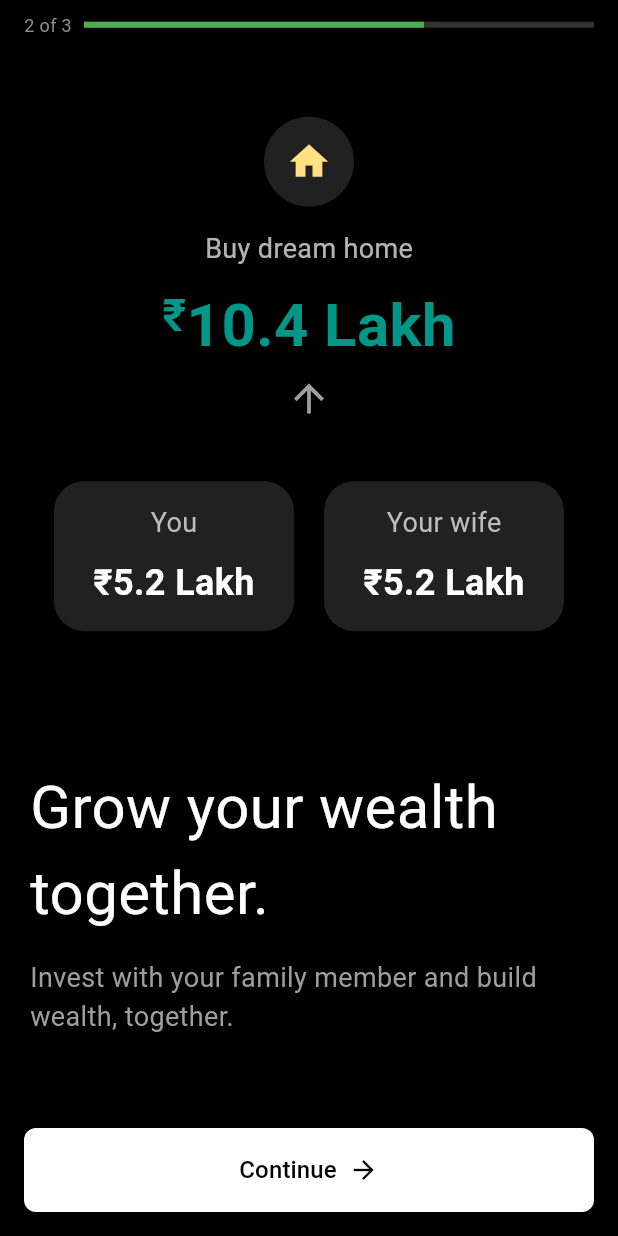
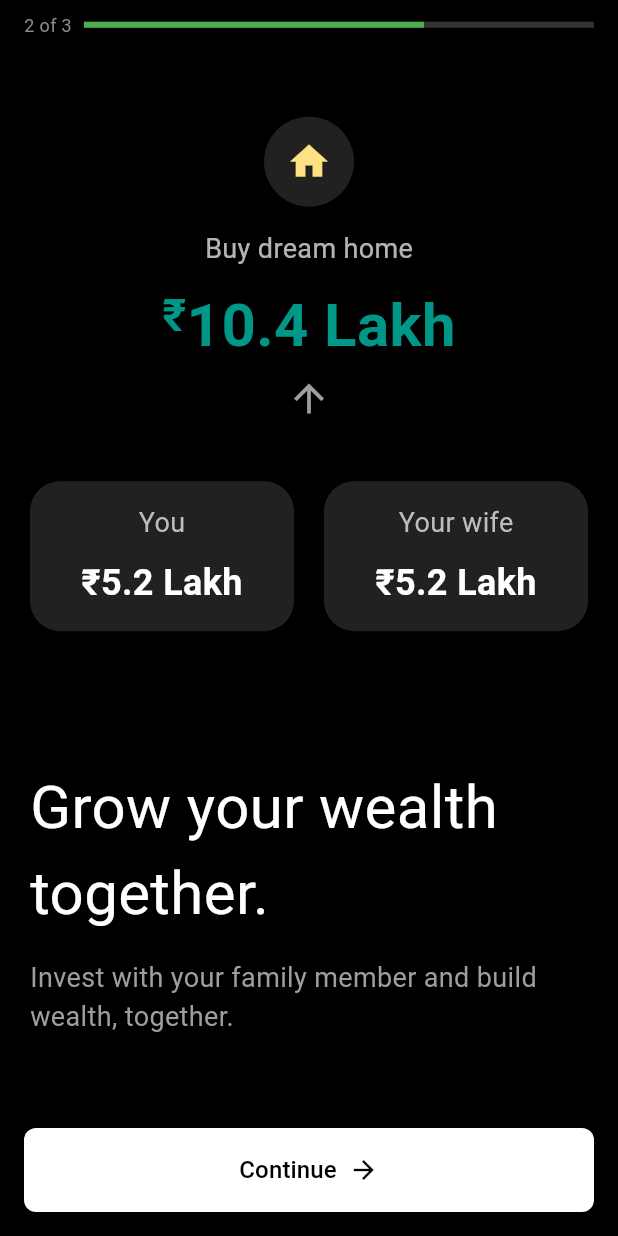
Before and after one commit to abhishekxsingh/Rudo, a Flutter app: the screen it shows after launch, after a tap on "Continue", on a phone screen of 412 x 824 dp. Run offline on Flutter 3.47's test engine with Material 3 defaults, Android fonts, the phone set to English and light mode, and no system bars; our stand-ins replace equatable, firebase_auth, firebase_core, flutter_bloc, google_sign_in; accounts and stored records are empty; Roboto replaces fonts that are missing (Be Vietnam Pro).

```diff
--- a/lib/main.dart
+++ b/lib/main.dart
@@ -1,3 +1,4 @@
+import 'package:firebase_core/firebase_core.dart';
 import 'package:flutter/material.dart';
 import 'package:flutter_bloc/flutter_bloc.dart';
 import 'package:rudo/blocs/app/app_bloc.dart';
@@ -11,8 +12,18 @@ import 'package:rudo/screens/onboarding_page_2.dart';
 import 'package:rudo/screens/onboarding_page_3.dart';
 import 'package:rudo/screens/splashscreen_page_1.dart';
 import 'package:rudo/screens/splashscreen_page_2.dart';
+import 'package:rudo/services/firebase_auth_service.dart';
 
-void main() {
+void main() async {
+  WidgetsFlutterBinding.ensureInitialized();
+
+  try {
+    await Firebase.initializeApp(
+        options: DefaultFirebaseOptions.currentPlatform);
+  } catch (e) {
+    debugPrint("Firebase initialization error: $e");
+  }
+
   runApp(const MyApp());
 }
 
@@ -35,7 +46,7 @@ class MyApp extends StatelessWidget {
       ],
       child: MaterialApp(
         title: 'RuDo App',
-        debugShowCheckedModeBanner: false, // Remove debug banner
+        debugShowCheckedModeBanner: false,
         theme: ThemeData(
           primarySwatch: Colors.blue,
           visualDensity: VisualDensity.adaptivePlatformDensity,
@@ -55,6 +66,8 @@ class MyApp extends StatelessWidget {
                 return const OnboardingPage3();
               case AppRoute.login:
                 return const LoginScreen();
+              case AppRoute.home:
+                return const SplashScreenPage1();
               default:
                 return const OnboardingPage3();
             }
--- a/lib/screens/onboarding_page_1.dart
+++ b/lib/screens/onboarding_page_1.dart
@@ -148,7 +148,7 @@ class _OnboardingPage1State extends State<OnboardingPage1> {
         children: [
           // Empty space for first card placeholder (shown as grey in the image)
           Container(
-            margin: const EdgeInsets.only(top: 130, bottom: 16, left: 60),
+            margin: const EdgeInsets.only(top: 130, bottom: 16, left: 15),
             height: 70,
             width: 290,
             decoration: BoxDecoration(
@@ -160,7 +160,7 @@ class _OnboardingPage1State extends State<OnboardingPage1> {
 
           // Green highlighted card - "Invest in your goals"
           Container(
-            margin: const EdgeInsets.only(bottom: 16, left: 60),
+            margin: const EdgeInsets.only(bottom: 16, left: 15),
             height: 80,
             width: 290,
             decoration: BoxDecoration(
@@ -232,7 +232,7 @@ class _OnboardingPage1State extends State<OnboardingPage1> {
 
           // Empty space for third card placeholder (shown as grey in the image)
           Container(
-            margin: const EdgeInsets.only(bottom: 16, left: 60),
+            margin: const EdgeInsets.only(bottom: 16, left: 15),
             height: 70,
             width: 290,
             decoration: BoxDecoration(
@@ -512,8 +512,8 @@ class _OnboardingPage1State extends State<OnboardingPage1> {
   }
 
   Widget _buildContributor(String title, String amount) {
-    return Container(
-      width: 160,
+    return Expanded(
+      child: Container(
         height: 100,
         decoration: BoxDecoration(
           color: Colors.grey[900],
@@ -540,6 +540,7 @@ class _OnboardingPage1State extends State<OnboardingPage1> {
             ),
           ],
         ),
+      ),
     );
   }
 }
--- a/lib/screens/onboarding_page_2.dart
+++ b/lib/screens/onboarding_page_2.dart
@@ -107,7 +107,7 @@ class OnboardingPage2 extends StatelessWidget {
                 ],
               ),
 
-              const Spacer(flex: 2),
+              const Spacer(flex: 1),
 
               // Bottom text
               const Text(
--- a/lib/screens/splashscreen_page_1.dart
+++ b/lib/screens/splashscreen_page_1.dart
@@ -13,10 +13,17 @@ class SplashScreenPage1 extends StatelessWidget {
             mainAxisAlignment: MainAxisAlignment.center,
             children: [
               // Logo in the middle
-              Image.asset('assets/image/logo.png'),
-              const SizedBox(height: 30),
+              // Image.asset('assets/image/logo.png'),
+              // const SizedBox(height: 30),
               Row(
                 mainAxisAlignment: MainAxisAlignment.center,
+                children: [
+                  Image.asset(
+                    'assets/image/logo.png',
+                    width: MediaQuery.of(context).size.width * 0.7,
+                    fit: BoxFit.contain,
+                  ),
+                ],
               ),
             ],
           ),
--- a/lib/screens/splashscreen_page_2.dart
+++ b/lib/screens/splashscreen_page_2.dart
@@ -14,7 +14,11 @@ class SplashScreenPage2 extends StatelessWidget {
             Row(
               mainAxisAlignment: MainAxisAlignment.center,
               children: [
-                Image.asset('assets/image/logo.png'),
+                Image.asset(
+                  'assets/image/logo.png',
+                  width: MediaQuery.of(context).size.width * 0.7,
+                  fit: BoxFit.contain,
+                ),
               ],
             ),
             const SizedBox(height: 20),
@@ -24,6 +28,8 @@ class SplashScreenPage2 extends StatelessWidget {
                 horizontal: 20,
                 vertical: 10,
               ),
+              width: MediaQuery.of(context).size.width * 0.8,
+              alignment: Alignment.center,
               decoration: BoxDecoration(
                 border: Border.all(color: Colors.grey.shade700),
                 borderRadius: BorderRadius.circular(25),
@@ -50,29 +56,3 @@ class SplashScreenPage2 extends StatelessWidget {
     );
   }
 }
-
-// Example of how to use this in your main.dart:
-/*
-void main() {
-  runApp(const MyApp());
-}
-
-class MyApp extends StatelessWidget {
-  const MyApp({Key? key}) : super(key: key);
-
-  @override
-  Widget build(BuildContext context) {
-    return MaterialApp(
-      title: 'RuDo Investment App',
-      theme: ThemeData(
-        primarySwatch: Colors.blue,
-        fontFamily: 'BeVietnamPro',
-      ),
-      home: const SplashScreen(),
-      routes: {
-        '/home': (context) => const HomeScreen(),
-      },
-    );
-  }
-}
-*/
```
Also changed, not shown: lib/screens/loginpage.dart (+28 -2 lines), lib/screens/welcomepage.dart (added, +40 -0 lines), lib/services/firebase_auth_service.dart (added, +77 -0 lines), pubspec.yaml (+5 -3 lines), lib/services/auth.dart (deleted), pubspec.lock, 14 other files. Lines whose indentation alone changed are shown as unchanged.
